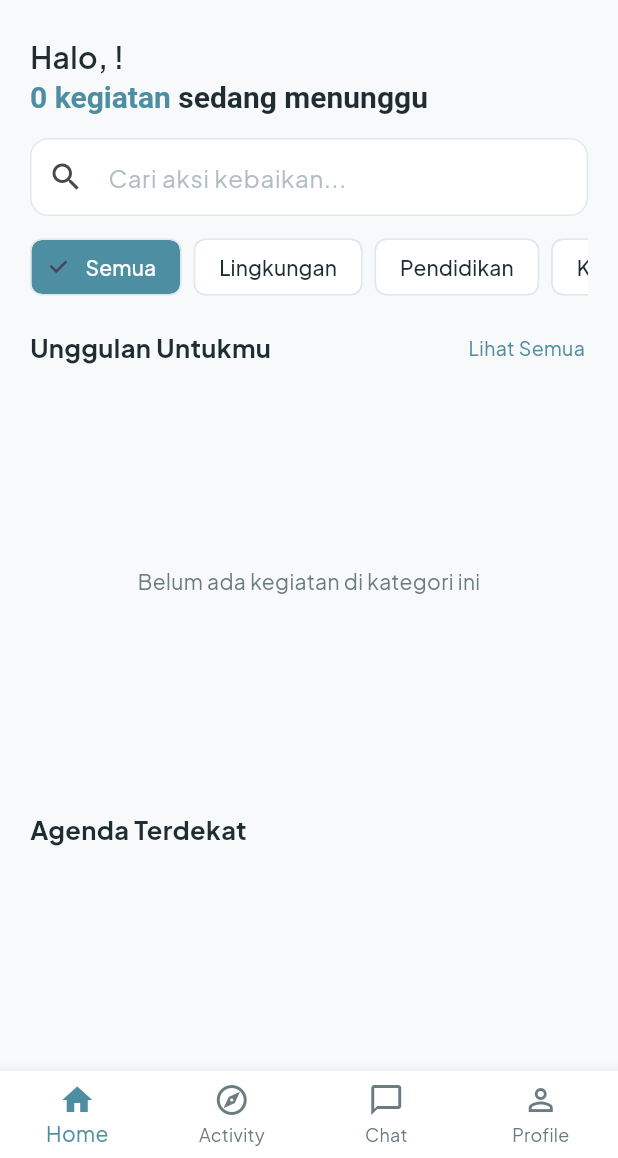
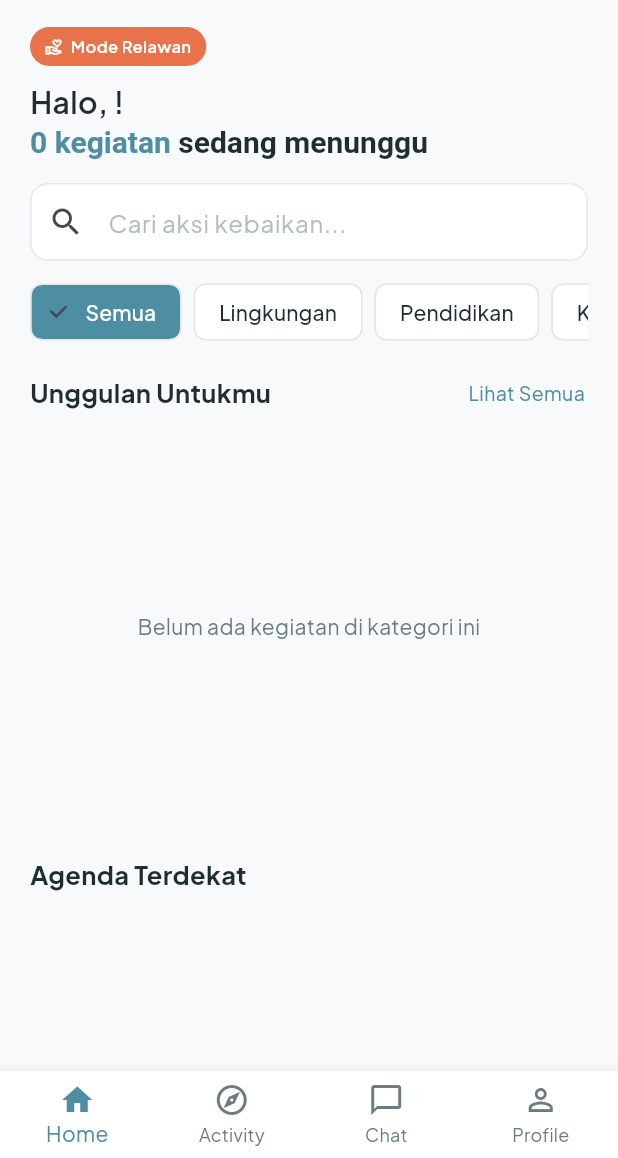
Before and after one commit to putrimifta/RajutAksi, a Flutter app: the HomeShell screen opened directly, on a phone screen of 412 x 824 dp, the part 78-1236 px from its top. Run offline on Flutter 3.47's test engine with Material 3 defaults, Android fonts, the phone set to English and light mode, and no system bars; our stand-ins replace cached_network_image, google_fonts, image_picker, pdf, printing, supabase_flutter and 1 more; accounts and stored records are empty; network calls fail.

Commit message:
Update tampilan home dan activity

```diff
--- a/lib/screens/home/home_sponsor.dart
+++ b/lib/screens/home/home_sponsor.dart
@@ -60,7 +60,9 @@ class _HomeSponsorScreenState extends State<HomeSponsorScreen> {
                 ]),
               ],
             ),
-            const SizedBox(height: 18),
+            const SizedBox(height: 10),
+            const Align(alignment: Alignment.centerLeft, child: RoleBadge(role: AppRole.sponsor)),
+            const SizedBox(height: 12),
             Text('Halo, $name!', style: const TextStyle(color: AppColors.textGrey)),
             const Text('Mari wujudkan aksi nyata hari ini.', style: TextStyle(fontSize: 20, fontWeight: FontWeight.bold)),
             const SizedBox(height: 18),
--- a/lib/screens/home/home_volunteer.dart
+++ b/lib/screens/home/home_volunteer.dart
@@ -74,7 +74,9 @@ class _HomeVolunteerScreenState extends State<HomeVolunteerScreen> {
                 ]),
               ],
             ),
-            const SizedBox(height: 16),
+            const SizedBox(height: 10),
+            const Align(alignment: Alignment.centerLeft, child: RoleBadge(role: AppRole.relawan)),
+            const SizedBox(height: 10),
             Text('Halo, $name!', style: const TextStyle(fontSize: 20, fontWeight: FontWeight.w600)),
             FutureBuilder<List<EventItem>>(
               future: _future,
--- a/lib/widgets/common_widgets.dart
+++ b/lib/widgets/common_widgets.dart
@@ -1,6 +1,7 @@
 import 'package:cached_network_image/cached_network_image.dart';
 import 'package:flutter/material.dart';
 import '../core/app_theme.dart';
+import '../models/app_models.dart';
 
 /// Avatar bulat dengan fallback inisial nama jika tidak ada foto
 class AppAvatar extends StatelessWidget {
@@ -40,6 +41,47 @@ class AppBadge extends StatelessWidget {
       padding: const EdgeInsets.symmetric(horizontal: 10, vertical: 5),
       decoration: BoxDecoration(color: color, borderRadius: BorderRadius.circular(20)),
       child: Text(text, style: TextStyle(color: textColor, fontSize: 12, fontWeight: FontWeight.w600)),
+    );
+  }
+}
+
+/// Badge kecil penanda peran aktif, ditampilkan di header setiap layar Home
+/// supaya user langsung tahu sedang berada di mode Relawan/Organisasi/Sponsor
+/// tanpa harus buka Profile dulu. Semua peran memakai warna oranye yang sama
+/// supaya konsisten secara visual — bedanya hanya label dan ikon.
+class RoleBadge extends StatelessWidget {
+  final String role;
+  const RoleBadge({super.key, required this.role});
+
+  @override
+  Widget build(BuildContext context) {
+    late final String label;
+    late final IconData icon;
+    const color = AppColors.accent;
+    switch (role) {
+      case AppRole.organisasi:
+        label = 'Mode Organisasi';
+        icon = Icons.apartment_outlined;
+        break;
+      case AppRole.sponsor:
+        label = 'Mode Sponsor';
+        icon = Icons.workspace_premium_outlined;
+        break;
+      default:
+        label = 'Mode Relawan';
+        icon = Icons.volunteer_activism_outlined;
+    }
+    return Container(
+      padding: const EdgeInsets.symmetric(horizontal: 10, vertical: 5),
+      decoration: BoxDecoration(color: color, borderRadius: BorderRadius.circular(20)),
+      child: Row(
+        mainAxisSize: MainAxisSize.min,
+        children: [
+          Icon(icon, size: 12, color: Colors.white),
+          const SizedBox(width: 5),
+          Text(label, style: const TextStyle(color: Colors.white, fontSize: 11, fontWeight: FontWeight.w600)),
+        ],
+      ),
     );
   }
 }
```
Also changed, not shown: lib/screens/activity/activity_history_screen.dart (+96 -22 lines), lib/screens/chat/chat_detail_screen.dart (+15 -2 lines), lib/screens/home/home_organization.dart (+22 -4 lines).
